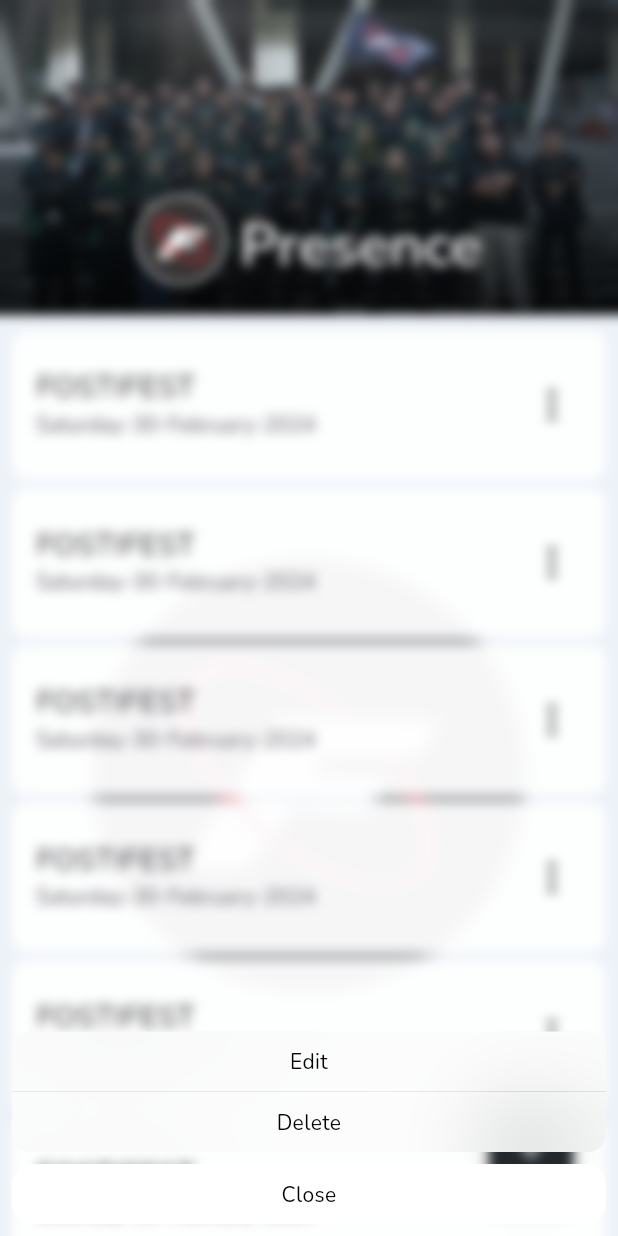
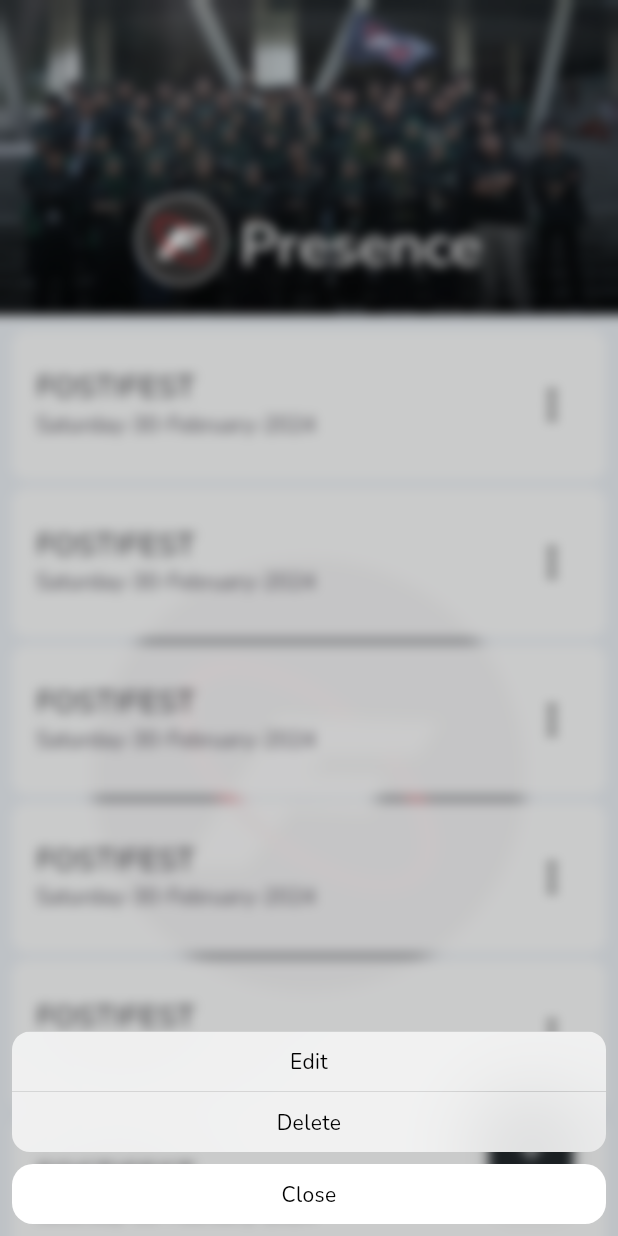
Before and after one commit to FOSTI-UMS/fospresence-app, a Flutter app: the screen it shows after launch, after a tap on an icon or button, on a phone screen of 412 x 824 dp. Run offline on Flutter 3.47's test engine with Material 3 defaults, Android fonts, the phone set to English and light mode, and no system bars; our stand-ins replace animate_do, bloc, cloud_firestore, dartz, firebase_core, flutter_svg and 2 more; accounts and stored records are empty.

Commit message:
refactor home page

```diff
--- a/lib/features/event/presentation/widgets/home/event_card.dart
+++ b/lib/features/event/presentation/widgets/home/event_card.dart
@@ -6,7 +6,6 @@ import 'package:flutter_svg/flutter_svg.dart';
 
 import 'package:fospresence/features/event/presentation/pages/detail_event.dart';
 import 'package:fospresence/features/event/presentation/pages/edit_event.dart';
-
 
 class EventCard extends StatelessWidget {
   const EventCard({super.key});
@@ -62,7 +61,12 @@ class EventCard extends StatelessWidget {
       backgroundColor: Colors.transparent,
       enableDrag: true,
       context: context,
-      builder: (context) => Column(
+      builder: (context) => Stack(
+        children: [
+          Container(
+            decoration: BoxDecoration(color: Colors.black.withOpacity(0.2)),
+          ),
+          Column(
             mainAxisAlignment: MainAxisAlignment.end,
             children: [
               GestureDetector(
@@ -76,12 +80,11 @@ class EventCard extends StatelessWidget {
                 ),
               ),
               BackdropFilter(
-            filter: ImageFilter.blur(sigmaX: 4, sigmaY: 4),
-            child: Container(
-              decoration: const BoxDecoration(
-                color: Colors.transparent,
+                filter: ImageFilter.blur(
+                  sigmaX: 4,
+                  sigmaY: 4,
                 ),
-            ),
+                child: const SizedBox(),
               ),
               SizedBox(
                 height: 160,
@@ -90,7 +93,7 @@ class EventCard extends StatelessWidget {
                     onTap: () {
                       Navigator.of(context).pop();
                     },
-                child: const Expanded(
+                    child: const SizedBox(
                       child: Padding(
                         padding: EdgeInsets.all(10.0),
                         child: Text(
@@ -108,7 +111,7 @@ class EventCard extends StatelessWidget {
                                 builder: (context) => const EditEventScreen()))
                             .then((_) => Navigator.of(context).pop());
                       },
-                  child: const Expanded(
+                      child: const SizedBox(
                         child: Padding(
                           padding: EdgeInsets.all(10.0),
                           child: Text(
@@ -171,7 +174,7 @@ class EventCard extends StatelessWidget {
                           ),
                         ).then((_) => Navigator.of(context).pop());
                       },
-                  child: const Expanded(
+                      child: const SizedBox(
                         child: Padding(
                           padding: EdgeInsets.all(10.0),
                           child: Text(
@@ -186,6 +189,8 @@ class EventCard extends StatelessWidget {
               ),
             ],
           ),
+        ],
+      ),
     );
   }
 }
```
Also changed, not shown: 29 other files. Lines whose indentation alone changed are shown as unchanged.
